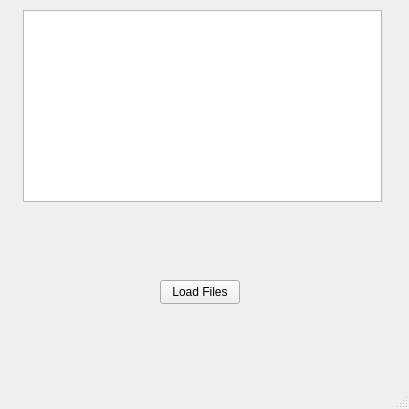
First picture: the form in maingui.ui, repository michelmichy7/qtwFile_Organizer, before the edit.
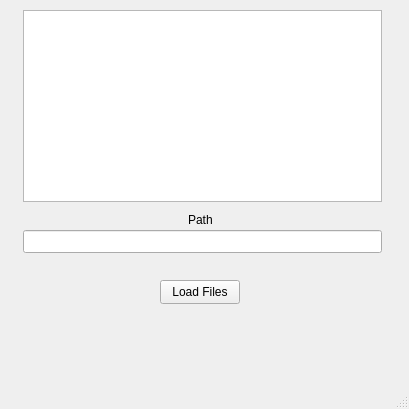
Second picture: the form after the edit.

Commit message: adding files to deque which will convert to qlist to show on gui

What changed in the file:
```diff
--- a/maingui.ui
+++ b/maingui.ui
@@ -37,6 +37,35 @@
      <string>Load Files</string>
     </property>
    </widget>
+   <widget class="QLineEdit" name="lineEdit">
+    <property name="geometry">
+     <rect>
+      <x>23</x>
+      <y>230</y>
+      <width>359</width>
+      <height>23</height>
+     </rect>
+    </property>
+   </widget>
+   <widget class="QLabel" name="label">
+    <property name="geometry">
+     <rect>
+      <x>188</x>
+      <y>210</y>
+      <width>31</width>
+      <height>20</height>
+     </rect>
+    </property>
+    <property name="font">
+     <font>
+      <strikeout>false</strikeout>
+      <kerning>true</kerning>
+     </font>
+    </property>
+    <property name="text">
+     <string>Path</string>
+    </property>
+   </widget>
   </widget>
   <widget class="QMenuBar" name="menubar">
    <property name="geometry">
```
The commit also changes 4 other files.
